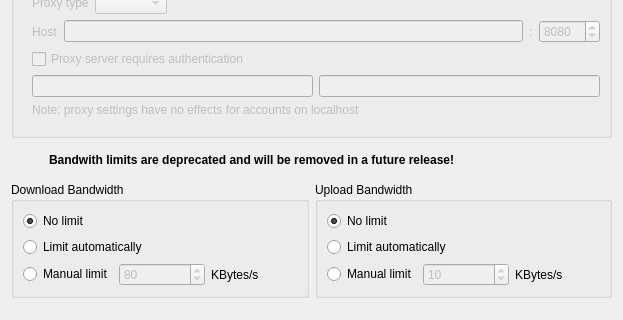
This is src/gui/networksettings.ui in BWTECH-github/client as Qt 5 draws it before an edit; both pictures show x 0 to 623 and y 161 to 481 of the 623 by 581 pixel window. The edited form follows.
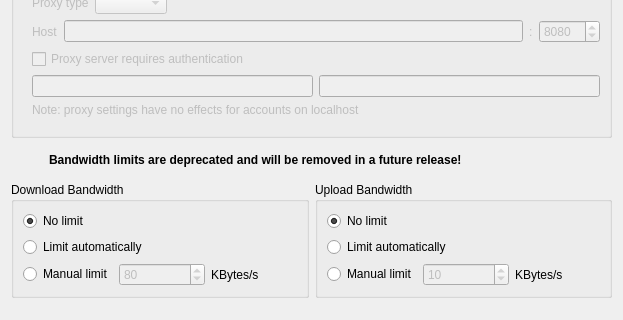
This is the edited form. Icons and pictures are not drawn.

Commit message: fix: bandwidth typo (#12134)

What changed in the file:
```diff
--- a/src/gui/networksettings.ui
+++ b/src/gui/networksettings.ui
@@ -267,7 +267,7 @@
         </font>
        </property>
        <property name="text">
-        <string>Bandwith limits are deprecated and will be removed in a future release!</string>
+        <string>Bandwidth limits are deprecated and will be removed in a future release!</string>
        </property>
       </widget>
      </item>
```
The commit also changes 2 other files.
